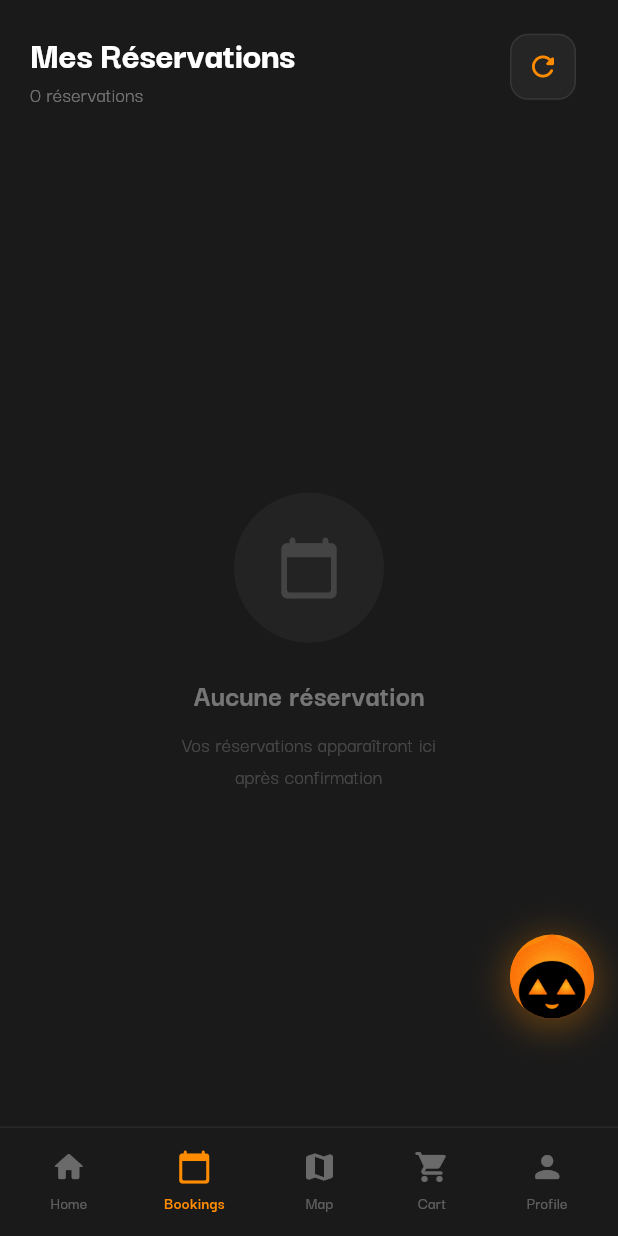
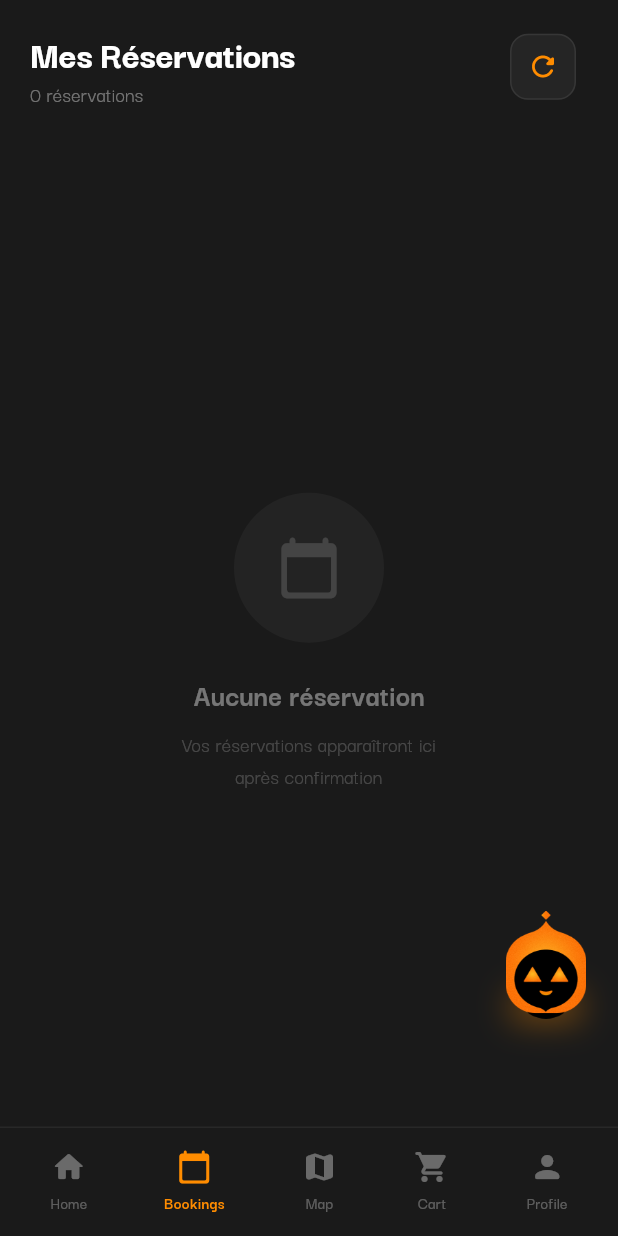
Before and after one commit to saadlech/Kurgate, a Flutter app: the MainShell screen opened by its route, item 2 of the bottom bar chosen, on a phone screen of 412 x 824 dp. Run offline on Flutter 3.47's test engine with Material 3 defaults, Android fonts, the phone set to English and light mode, and no system bars; our stand-ins replace connectivity_plus, flutter_map, flutter_riverpod, go_router, hive_flutter, latlong2 and 1 more; accounts and stored records are empty; network calls fail.

Commit message:
Your update message

```diff
--- a/lib/screens/main_shell.dart
+++ b/lib/screens/main_shell.dart
@@ -158,37 +158,53 @@ class _MainShellState extends State<MainShell> {
             ),
           );
         },
+        child: SizedBox(
+          width: 64,
+          height: 72,
+          child: Stack(
+            alignment: Alignment.center,
+            children: [
+              // Glow effect behind the mascot
+              Positioned(
+                bottom: 2,
                 child: Container(
+                  width: 40,
+                  height: 12,
+                  decoration: BoxDecoration(
+                    borderRadius: BorderRadius.circular(6),
+                    boxShadow: [
+                      BoxShadow(
+                        color: const Color(0xFFFF8C00).withValues(alpha: 0.4),
+                        blurRadius: 18,
+                        spreadRadius: 4,
+                      ),
+                    ],
+                  ),
+                ),
+              ),
+              // Full mascot image
+              Image.asset(
+                'assets/images/ai_assistant.png',
+                width: 64,
+                height: 72,
+                fit: BoxFit.contain,
+                errorBuilder: (_, _, _) => Container(
                   width: 56,
                   height: 56,
-          decoration: BoxDecoration(
-            gradient: const LinearGradient(
-              begin: Alignment.topLeft,
-              end: Alignment.bottomRight,
+                  decoration: const BoxDecoration(
+                    gradient: LinearGradient(
                       colors: [Color(0xFFFF8C00), Color(0xFFE77728)],
                     ),
                     shape: BoxShape.circle,
-            boxShadow: [
-              BoxShadow(
-                color: const Color(0xFFFF8C00).withValues(alpha: 0.35),
-                blurRadius: 20,
-                spreadRadius: 2,
-                offset: const Offset(0, 4),
                   ),
-            ],
-          ),
-          child: ClipOval(
-            child: Image.asset(
-              'assets/images/ai_assistant.png',
-              width: 56,
-              height: 56,
-              fit: BoxFit.cover,
-              errorBuilder: (_, _, _) => const Icon(
+                  child: const Icon(
                     Icons.auto_awesome_rounded,
                     color: Colors.white,
                     size: 26,
                   ),
                 ),
+              ),
+            ],
           ),
         ),
       ),
```
Also changed, not shown: lib/screens/map_screen.dart (+4 -9 lines), 1 other file. Lines whose indentation alone changed are shown as unchanged.
